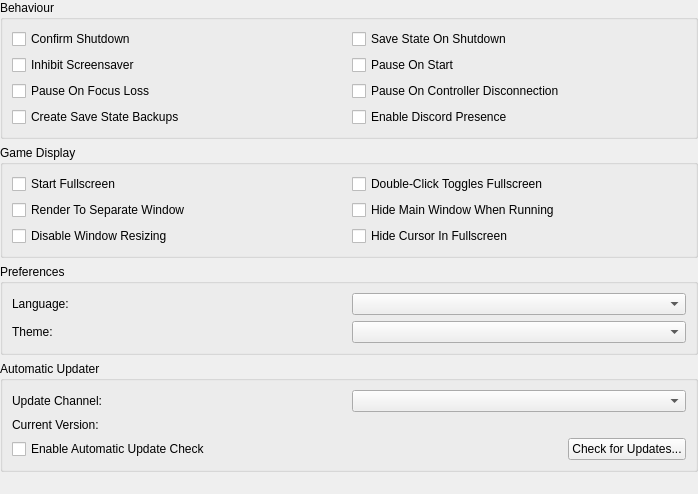
The window that pcsx2-qt/Settings/InterfaceSettingsWidget.ui (PCSX2/pcsx2) describes before a commit, drawn with Qt 5.
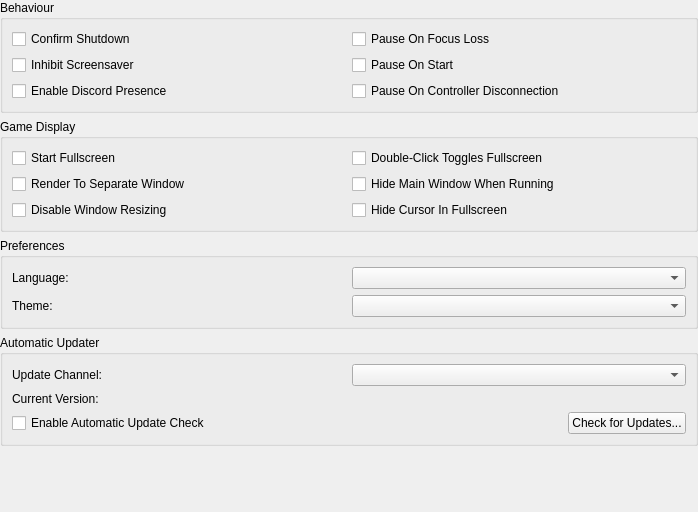
The same window after the commit.

```diff
--- a/pcsx2-qt/Settings/InterfaceSettingsWidget.ui
+++ b/pcsx2-qt/Settings/InterfaceSettingsWidget.ui
@@ -7,7 +7,7 @@
     <x>0</x>
     <y>0</y>
     <width>698</width>
-    <height>494</height>
+    <height>512</height>
    </rect>
   </property>
   <layout class="QVBoxLayout" name="verticalLayout">
@@ -29,13 +29,6 @@
       <string>Behaviour</string>
      </property>
      <layout class="QGridLayout" name="formLayout_4">
-      <item row="0" column="1">
-       <widget class="QCheckBox" name="saveStateOnShutdown">
-        <property name="text">
-         <string>Save State On Shutdown</string>
-        </property>
-       </widget>
-      </item>
       <item row="1" column="0">
        <widget class="QCheckBox" name="inhibitScreensaver">
         <property name="text">
@@ -50,6 +43,13 @@
         </property>
        </widget>
       </item>
+      <item row="2" column="0">
+       <widget class="QCheckBox" name="discordPresence">
+        <property name="text">
+         <string>Enable Discord Presence</string>
+        </property>
+       </widget>
+      </item>
       <item row="1" column="1">
        <widget class="QCheckBox" name="pauseOnStart">
         <property name="text">
@@ -57,13 +57,6 @@
         </property>
        </widget>
       </item>
-      <item row="2" column="0">
-       <widget class="QCheckBox" name="pauseOnFocusLoss">
-        <property name="text">
-         <string>Pause On Focus Loss</string>
-        </property>
-       </widget>
-      </item>
       <item row="2" column="1">
        <widget class="QCheckBox" name="pauseOnControllerDisconnection">
         <property name="text">
@@ -71,17 +64,10 @@
         </property>
        </widget>
       </item>
-      <item row="3" column="1">
-       <widget class="QCheckBox" name="discordPresence">
+      <item row="0" column="1">
+       <widget class="QCheckBox" name="pauseOnFocusLoss">
         <property name="text">
-         <string>Enable Discord Presence</string>
-        </property>
-       </widget>
-      </item>
-      <item row="3" column="0">
-       <widget class="QCheckBox" name="backupSaveStates">
-        <property name="text">
-         <string>Create Save State Backups</string>
+         <string>Pause On Focus Loss</string>
         </property>
        </widget>
       </item>
```
Left out of the diff: 14 changed lines with no effect on the pictures.
